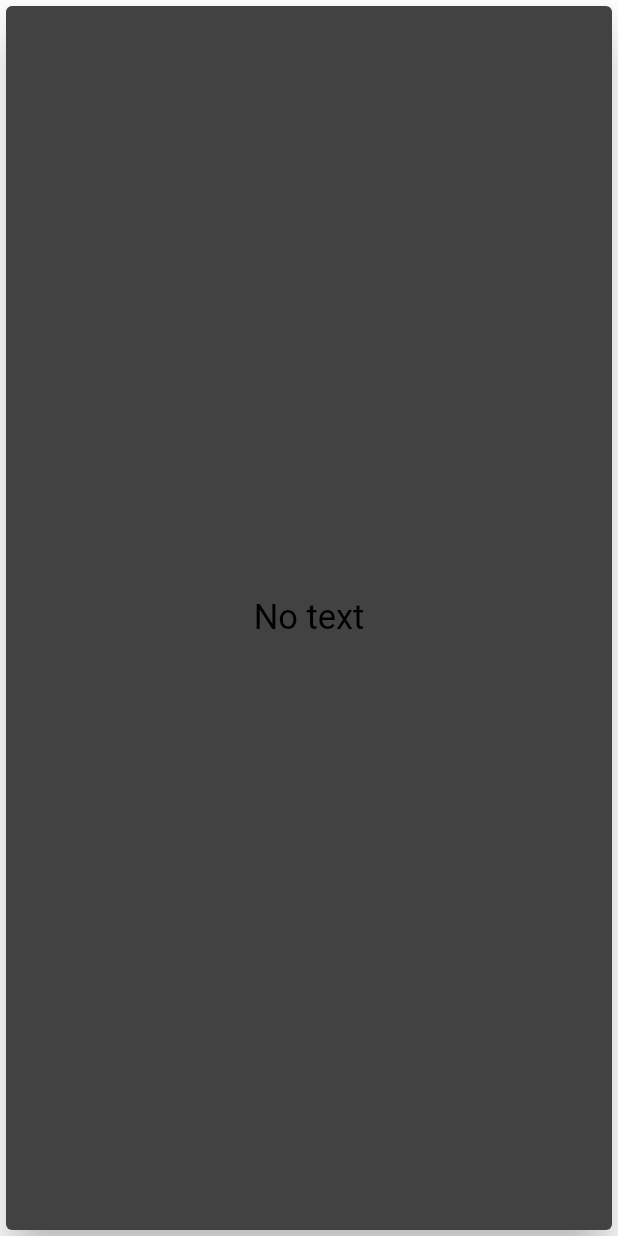
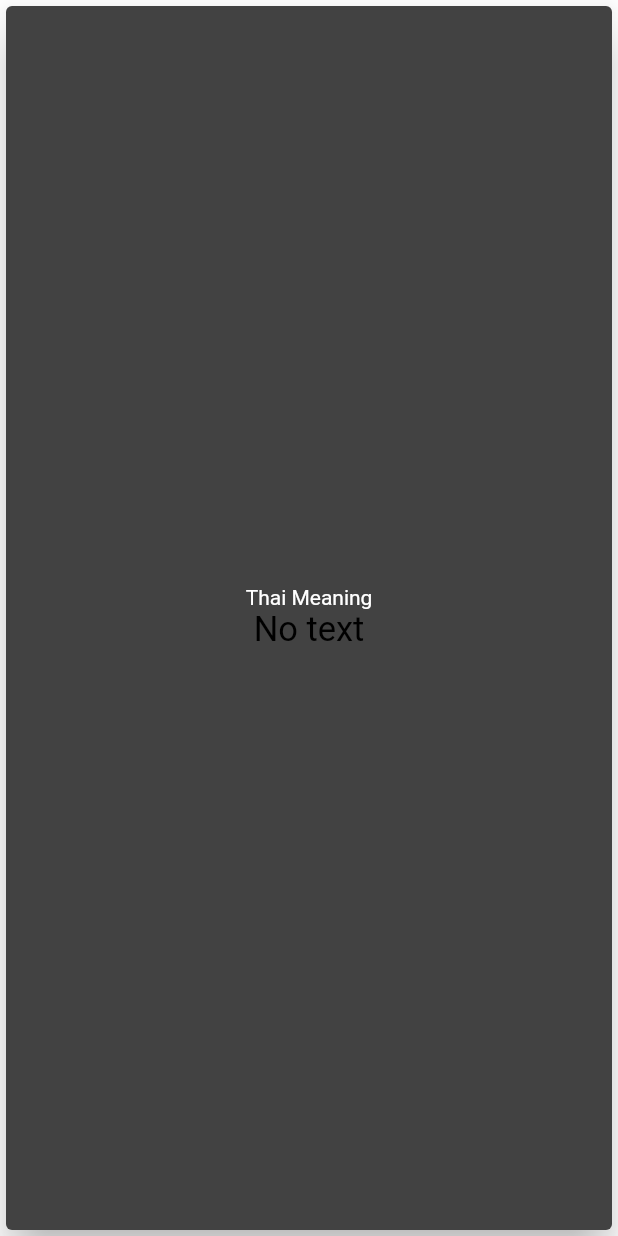
Before and after one commit to decemberkms/PeeDeutsch, a Flutter app: the BackFlashcardContentText widget shown alone on an empty page, opened directly, on a phone screen of 412 x 824 dp. Run offline on Flutter 3.47's test engine with Material 2 defaults, Android fonts, the phone set to English and light mode, and no system bars; our stand-ins replace flip_card, material_design_icons_flutter, percent_indicator.

Commit message:
Change meaing to thai meaning and add back side card class

```diff
--- a/peedeutsch/lib/components/back_flashcard_content_text.dart
+++ b/peedeutsch/lib/components/back_flashcard_content_text.dart
@@ -20,6 +20,7 @@ class BackFlashcardContentText extends StatelessWidget {
         child: Column(
           mainAxisAlignment: MainAxisAlignment.center,
           children: [
+            Text("Thai Meaning"),
             Text(
               text,
               textAlign: TextAlign.center,
--- a/peedeutsch/lib/components/contents_holder.dart
+++ b/peedeutsch/lib/components/contents_holder.dart
@@ -3,13 +3,13 @@ class ContentHolder {
   final String answer;
   final String type;
   final String imagePath;
-  final String meaning;
+  final String thaiMeaning;
 
   ContentHolder({
     this.question = "no question",
     this.answer = "No answer",
     this.type = "text",
     this.imagePath = "None",
-    this.meaning = "None",
+    this.thaiMeaning = "None",
   });
 }
--- a/peedeutsch/lib/vocab/vocabStorageA1.dart
+++ b/peedeutsch/lib/vocab/vocabStorageA1.dart
@@ -282,49 +282,49 @@ class VocabDictA1 {
         answer: "back side if the card flips",
         type: "text", // text or image
         // imagePath:
-        meaning: "Meaning in thai?",
+        thaiMeaning: "Meaning in thai?",
       ),
       ContentHolder(
         question: "Front page that user sees",
         answer: "back side if the card flips",
         type: "text", // text or image
         // imagePath:
-        meaning: "Meaning in thai?",
+        thaiMeaning: "Meaning in thai?",
       ),
       ContentHolder(
         question: "Front page that user sees",
         answer: "back side if the card flips",
         type: "text", // text or image
         // imagePath:
-        meaning: "Meaning in thai?",
+        thaiMeaning: "Meaning in thai?",
       ),
       ContentHolder(
         question: "Front page that user sees",
         answer: "back side if the card flips",
         type: "text", // text or image
         // imagePath:
-        meaning: "Meaning in thai?",
+        thaiMeaning: "Meaning in thai?",
       ),
       ContentHolder(
         question: "Front page that user sees",
         answer: "back side if the card flips",
         type: "text", // text or image
         // imagePath:
-        meaning: "Meaning in thai?",
+        thaiMeaning: "Meaning in thai?",
       ),
       ContentHolder(
         question: "Front page that user sees",
         answer: "back side if the card flips",
         type: "text", // text or image
         // imagePath:
-        meaning: "Meaning in thai?",
+        thaiMeaning: "Meaning in thai?",
       ),
       ContentHolder(
         question: "Front page that user sees",
         answer: "back side if the card flips",
         type: "text", // text or image
         // imagePath:
-        meaning: "Meaning in thai?",
+        thaiMeaning: "Meaning in thai?",
       ),
     ],
     'Lektion 4': [
@@ -333,14 +333,14 @@ class VocabDictA1 {
         answer: "back side if the card flips",
         type: "text", // text or image
         // imagePath:
-        meaning: "Meaning in thai?",
+        thaiMeaning: "Meaning in thai?",
       ),
       ContentHolder(
         question: "Front page that user sees",
         answer: "back side if the card flips",
         type: "text", // text or image
         // imagePath:
-        meaning: "Meaning in thai?",
+        thaiMeaning: "Meaning in thai?",
       ),
     ],
     'Lektion 5': [
@@ -349,14 +349,14 @@ class VocabDictA1 {
         answer: "back side if the card flips",
         type: "text", // text or image
         // imagePath:
-        meaning: "Meaning in thai?",
+        thaiMeaning: "Meaning in thai?",
       ),
       ContentHolder(
         question: "Front page that user sees",
         answer: "back side if the card flips",
         type: "text", // text or image
         // imagePath:
-        meaning: "Meaning in thai?",
+        thaiMeaning: "Meaning in thai?",
       ),
     ],
     'Lektion 6': [
@@ -365,7 +365,7 @@ class VocabDictA1 {
         answer: "back side if the card flips",
         type: "text", // text or image
         // imagePath:
-        meaning: "Meaning in thai?",
+        thaiMeaning: "Meaning in thai?",
       ),
     ],
     'Lektion 7': [
@@ -374,7 +374,7 @@ class VocabDictA1 {
         answer: "back side if the card flips",
         type: "text", // text or image
         // imagePath:
-        meaning: "Meaning in thai?",
+        thaiMeaning: "Meaning in thai?",
       ),
     ],
     'Lektion 8': [
@@ -383,7 +383,7 @@ class VocabDictA1 {
         answer: "back side if the card flips",
         type: "text", // text or image
         // imagePath:
-        meaning: "Meaning in thai?",
+        thaiMeaning: "Meaning in thai?",
       ),
     ],
     'Lektion 9': [
@@ -392,7 +392,7 @@ class VocabDictA1 {
         answer: "back side if the card flips",
         type: "text", // text or image
         // imagePath:
-        meaning: "Meaning in thai?",
+        thaiMeaning: "Meaning in thai?",
       ),
     ],
     'Lektion 10': [
@@ -401,7 +401,7 @@ class VocabDictA1 {
         answer: "back side if the card flips",
         type: "text", // text or image
         // imagePath:
-        meaning: "Meaning in thai?",
+        thaiMeaning: "Meaning in thai?",
       ),
     ],
     'Lektion 11': [
@@ -410,7 +410,7 @@ class VocabDictA1 {
         answer: "back side if the card flips",
         type: "text", // text or image
         // imagePath:
-        meaning: "Meaning in thai?",
+        thaiMeaning: "Meaning in thai?",
       ),
     ],
     'Lektion 12': [
@@ -419,7 +419,7 @@ class VocabDictA1 {
         answer: "back side if the card flips",
         type: "text", // text or image
         // imagePath:
-        meaning: "Meaning in thai?",
+        thaiMeaning: "Meaning in thai?",
       ),
     ],
     'Lektion 13': [
@@ -428,7 +428,7 @@ class VocabDictA1 {
         answer: "back side if the card flips",
         type: "text", // text or image
         // imagePath:
-        meaning: "Meaning in thai?",
+        thaiMeaning: "Meaning in thai?",
       ),
     ],
     'Lektion 14': [
@@ -437,7 +437,7 @@ class VocabDictA1 {
         answer: "back side if the card flips",
         type: "text", // text or image
         // imagePath:
-        meaning: "Meaning in thai?",
+        thaiMeaning: "Meaning in thai?",
       ),
     ]
   };
```
